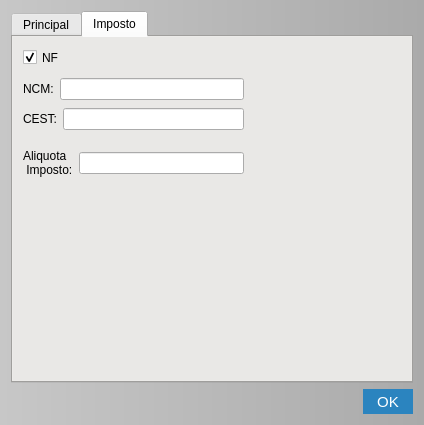
Before: the Qt Designer form inserirproduto.ui in GabR36/QEstoqueLoja, drawn with Qt 5.
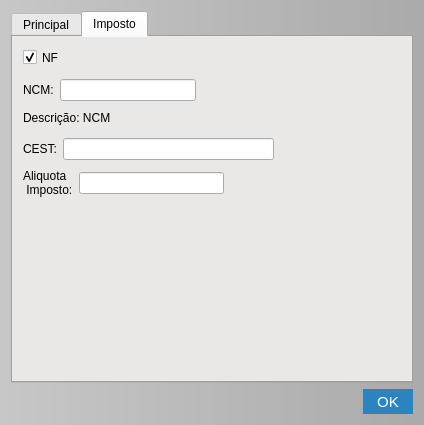
After: the same form once the commit is applied. The open tabs and pages were chosen to show the change. Custom widgets are drawn as their Qt base class.

Commit message: verificação do ncm + mostra descrição do ncm no cadastro produto

The edit to the form file:
```diff
--- a/inserirproduto.ui
+++ b/inserirproduto.ui
@@ -310,30 +310,8 @@
        <property name="geometry">
         <rect>
          <x>10</x>
-         <y>40</y>
-         <width>221</width>
-         <height>24</height>
-        </rect>
-       </property>
-       <layout class="QHBoxLayout" name="horizontalLayout_6">
-        <item>
-         <widget class="QLabel" name="label_6">
-          <property name="text">
-           <string>NCM:</string>
-          </property>
-         </widget>
-        </item>
-        <item>
-         <widget class="CustomLineEdit" name="Ledit_NCM"/>
-        </item>
-       </layout>
-      </widget>
-      <widget class="QWidget" name="layoutWidget">
-       <property name="geometry">
-        <rect>
-         <x>10</x>
-         <y>70</y>
-         <width>221</width>
+         <y>100</y>
+         <width>251</width>
          <height>24</height>
         </rect>
        </property>
@@ -354,8 +332,8 @@
        <property name="geometry">
         <rect>
          <x>10</x>
-         <y>110</y>
-         <width>221</width>
+         <y>130</y>
+         <width>201</width>
          <height>32</height>
         </rect>
        </property>
@@ -373,6 +351,51 @@
         </item>
        </layout>
       </widget>
+      <widget class="QLabel" name="Lbl_NcmDesc">
+       <property name="geometry">
+        <rect>
+         <x>10</x>
+         <y>70</y>
+         <width>371</width>
+         <height>21</height>
+        </rect>
+       </property>
+       <property name="text">
+        <string>Descrição: NCM</string>
+       </property>
+       <property name="wordWrap">
+        <bool>true</bool>
+       </property>
+      </widget>
+      <widget class="QWidget" name="">
+       <property name="geometry">
+        <rect>
+         <x>10</x>
+         <y>40</y>
+         <width>173</width>
+         <height>26</height>
+        </rect>
+       </property>
+       <layout class="QHBoxLayout" name="horizontalLayout_11">
+        <item>
+         <layout class="QHBoxLayout" name="horizontalLayout_6">
+          <item>
+           <widget class="QLabel" name="label_6">
+            <property name="toolTip">
+             <string>Nomenclatura Comum do Mercosul, pesquise o codigo correto para seu produto.</string>
+            </property>
+            <property name="text">
+             <string>NCM:</string>
+            </property>
+           </widget>
+          </item>
+          <item>
+           <widget class="CustomLineEdit" name="Ledit_NCM"/>
+          </item>
+         </layout>
+        </item>
+       </layout>
+      </widget>
      </widget>
     </widget>
    </item>
```
Left out of the diff: 34 changed lines with no effect on the pictures. The commit also changes 9 other files.
